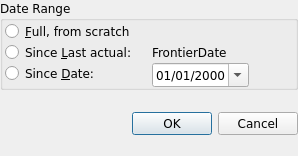
titov-vv/jal, file jal/ui/rebuild_window.ui: the form before one commit.
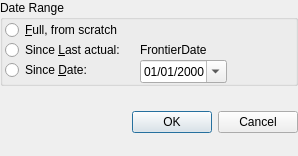
The form after the commit.

Commit message: Hard-coded fonts, row heights and bold table headers were removed. Application initialization was changed to allow Qt's own style options work.

The edit to the form file:
```diff
--- a/jal/ui/rebuild_window.ui
+++ b/jal/ui/rebuild_window.ui
@@ -19,11 +19,6 @@
     <verstretch>0</verstretch>
    </sizepolicy>
   </property>
-  <property name="font">
-   <font>
-    <family>DejaVu Sans</family>
-   </font>
-  </property>
   <property name="windowTitle">
    <string>Re-Build Ledger</string>
   </property>
```
The commit also changes 60 other files.
